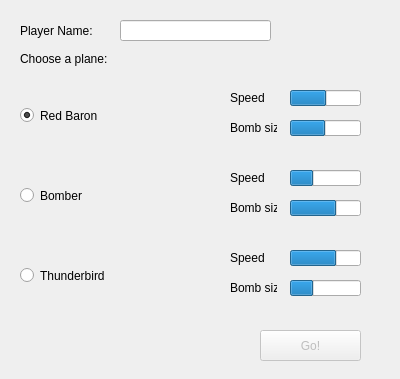
First picture: the form in Game/startwindow.ui, repository KahalaV/OTEK, before the edit.
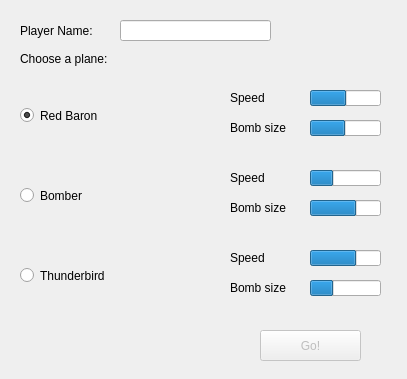
Second picture: the form after the edit.

Commit message: Adjusted startwindow and destroyed nysses are now counted when dropping a nuke.

```diff
--- a/Game/startwindow.ui
+++ b/Game/startwindow.ui
@@ -6,7 +6,7 @@
    <rect>
     <x>0</x>
     <y>0</y>
-    <width>400</width>
+    <width>407</width>
     <height>379</height>
    </rect>
   </property>
@@ -152,7 +152,7 @@
     <rect>
      <x>230</x>
      <y>120</y>
-     <width>47</width>
+     <width>81</width>
      <height>16</height>
     </rect>
    </property>
@@ -165,7 +165,7 @@
     <rect>
      <x>230</x>
      <y>200</y>
-     <width>47</width>
+     <width>81</width>
      <height>16</height>
     </rect>
    </property>
@@ -191,7 +191,7 @@
     <rect>
      <x>230</x>
      <y>280</y>
-     <width>47</width>
+     <width>81</width>
      <height>16</height>
     </rect>
    </property>
@@ -215,7 +215,7 @@
   <widget class="QProgressBar" name="progressBar">
    <property name="geometry">
     <rect>
-     <x>290</x>
+     <x>310</x>
      <y>90</y>
      <width>71</width>
      <height>16</height>
@@ -231,7 +231,7 @@
   <widget class="QProgressBar" name="progressBar_2">
    <property name="geometry">
     <rect>
-     <x>290</x>
+     <x>310</x>
      <y>120</y>
      <width>71</width>
      <height>16</height>
@@ -247,7 +247,7 @@
   <widget class="QProgressBar" name="progressBar_3">
    <property name="geometry">
     <rect>
-     <x>290</x>
+     <x>310</x>
      <y>170</y>
      <width>71</width>
      <height>16</height>
@@ -263,7 +263,7 @@
   <widget class="QProgressBar" name="progressBar_4">
    <property name="geometry">
     <rect>
-     <x>290</x>
+     <x>310</x>
      <y>200</y>
      <width>71</width>
      <height>16</height>
@@ -279,7 +279,7 @@
   <widget class="QProgressBar" name="progressBar_5">
    <property name="geometry">
     <rect>
-     <x>290</x>
+     <x>310</x>
      <y>250</y>
      <width>71</width>
      <height>16</height>
@@ -295,7 +295,7 @@
   <widget class="QProgressBar" name="progressBar_6">
    <property name="geometry">
     <rect>
-     <x>290</x>
+     <x>310</x>
      <y>280</y>
      <width>71</width>
      <height>16</height>
```
The commit also changes 1 other file.
